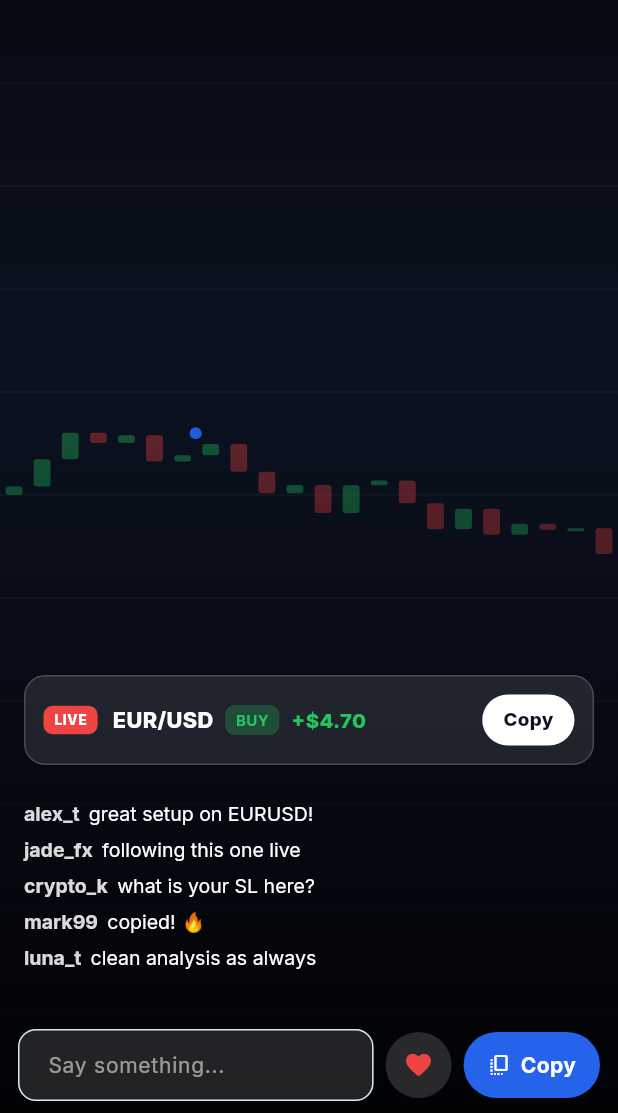
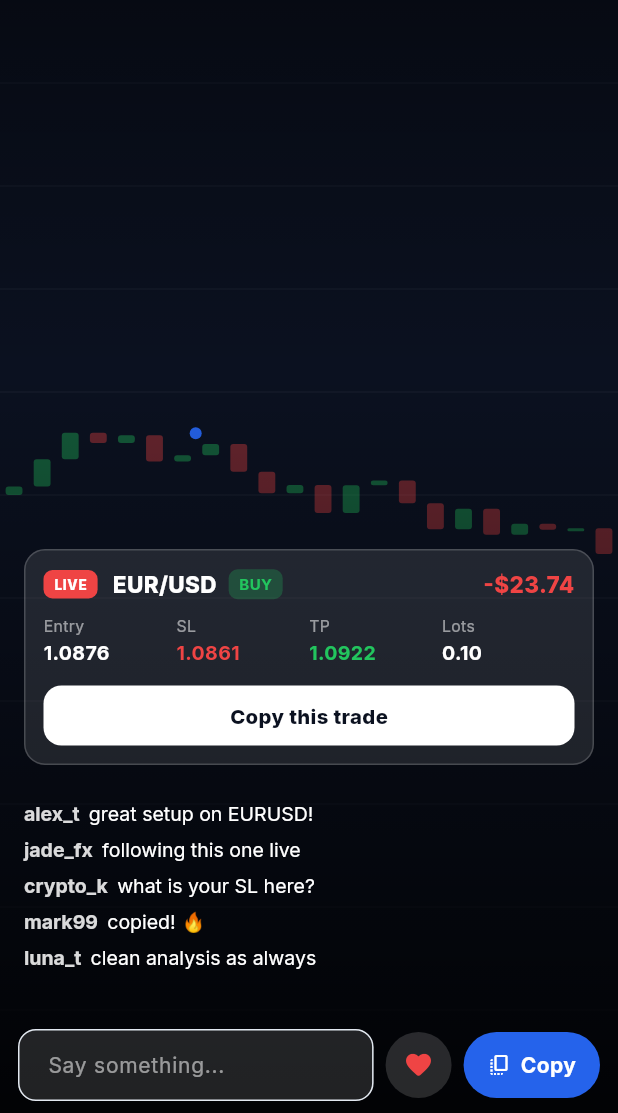
Before and after one commit to shazerlone/tv_license_app, a Flutter app: the LiveStreamScreen screen opened directly with sample values from the repository, on a phone screen of 412 x 824 dp, the part 123-1236 px from its top. Run offline on Flutter 3.47's test engine with Material 3 defaults, Android fonts, the phone set to English and light mode, and no system bars; our stand-ins replace camera, google_fonts; missing offline and left inert: dart:html; accounts and stored records are empty.

Commit message:
feat: professional home, funnel completion, chat fix
- Home: removed 'Hi/Welcome back' greetings; cleaner app bar (search/insights +
  notifications with unread dot); tighter, more professional layout
- Live viewer overlay now shows full trade: entry, SL, TP, lots + floating P/L,
  PENDING state, prominent 'Copy this trade' (completes trader->viewer funnel)
- Go Live chat is bottom-anchored and height-capped (<=26% screen) so it no
  longer covers the camera

Co-Authored-By: Claude Opus 4.8 <noreply@anthropic.com>
Claude-Session: https://claude.ai/code/session_01KSLhgA3su6KMHBKNL29uhB

```diff
--- a/lib/screens/live_stream_screen.dart
+++ b/lib/screens/live_stream_screen.dart
@@ -5,6 +5,7 @@ import 'package:google_fonts/google_fonts.dart';
 import '../theme/app_theme.dart';
 import '../models/trader.dart';
 import '../models/trade.dart';
+import '../models/copy_models.dart';
 import '../state/app_state.dart';
 import '../widgets/verified_badge.dart';
 import '../widgets/add_account_sheet.dart';
@@ -83,12 +84,22 @@ class _LiveStreamScreenState extends State<LiveStreamScreen> with SingleTickerPr
     final store = AppStateScope.of(context);
     final subscribed = store.isSubscribed(trader.id);
     // Prefer the broadcaster's live-placed trades; fall back to an open mock trade.
-    final overlay = store.liveTrades.isNotEmpty
-        ? store.liveTrades.map((t) => (t.symbol, t.isBuy, store.livePnl(t))).toList()
+    final List<LiveTrade> overlay = store.liveTrades.isNotEmpty
+        ? store.liveTrades
         : [
             () {
               final m = mockTrades.firstWhere((t) => t.traderId == trader.id && t.status == TradeStatus.open, orElse: () => mockTrades.first);
-              return (m.pair, m.direction == TradeDirection.buy, m.pnlPercent * 10.0);
+              return LiveTrade(
+                id: 'mock_${m.id}',
+                symbol: m.pair,
+                isBuy: m.direction == TradeDirection.buy,
+                orderType: LiveOrderType.market,
+                entryPrice: m.entryPrice,
+                lots: 0.10,
+                sl: m.stopLoss,
+                tp: m.takeProfit,
+                openedAt: m.openedAt,
+              );
             }()
           ];
 
@@ -186,14 +197,13 @@ class _LiveStreamScreenState extends State<LiveStreamScreen> with SingleTickerPr
                   ),
                 ),
                 const Spacer(),
-                // Live trade overlay(s)
-                ...overlay.map((o) => Padding(
+                // Live trade overlay(s) — full detail: entry, SL, TP, floating P/L
+                ...overlay.map((t) => Padding(
                       padding: const EdgeInsets.fromLTRB(16, 0, 16, 8),
                       child: _LiveTradeCard(
-                        pair: o.$1,
-                        isBuy: o.$2,
-                        pnl: o.$3,
-                        onCopy: () => _copyFromLive(context, store, trader, o.$1, o.$2),
+                        trade: t,
+                        pnl: store.livePnl(t),
+                        onCopy: () => _copyFromLive(context, store, trader, t.symbol, t.isBuy),
                       ),
                     )),
                 const SizedBox(height: 12),
@@ -278,14 +288,22 @@ class _LiveStreamScreenState extends State<LiveStreamScreen> with SingleTickerPr
 }
 
 class _LiveTradeCard extends StatelessWidget {
-  final String pair;
-  final bool isBuy;
+  final LiveTrade trade;
   final double pnl;
   final VoidCallback onCopy;
-  const _LiveTradeCard({required this.pair, required this.isBuy, required this.pnl, required this.onCopy});
+  const _LiveTradeCard({required this.trade, required this.pnl, required this.onCopy});
+
+  String _p(double? v) {
+    if (v == null) return '—';
+    if (v >= 1000) return v.toStringAsFixed(2);
+    if (v >= 100) return v.toStringAsFixed(3);
+    return v.toStringAsFixed(4);
+  }
 
   @override
   Widget build(BuildContext context) {
+    final isBuy = trade.isBuy;
+    final pending = trade.isPending;
     final profit = pnl >= 0;
     return Container(
       padding: const EdgeInsets.all(12),
@@ -294,32 +312,64 @@ class _LiveTradeCard extends StatelessWidget {
         borderRadius: BorderRadius.circular(14),
         border: Border.all(color: Colors.white.withOpacity(0.18)),
       ),
-      child: Row(
+      child: Column(
+        crossAxisAlignment: CrossAxisAlignment.start,
+        children: [
+          Row(
             children: [
               Container(
                 padding: const EdgeInsets.symmetric(horizontal: 7, vertical: 3),
-            decoration: BoxDecoration(color: AppColors.red, borderRadius: BorderRadius.circular(6)),
-            child: Text('LIVE', style: GoogleFonts.inter(fontSize: 9, fontWeight: FontWeight.w800, color: Colors.white, letterSpacing: 0.5)),
+                decoration: BoxDecoration(color: pending ? AppColors.primary : AppColors.red, borderRadius: BorderRadius.circular(6)),
+                child: Text(pending ? 'PENDING' : 'LIVE', style: GoogleFonts.inter(fontSize: 9, fontWeight: FontWeight.w800, color: Colors.white, letterSpacing: 0.5)),
               ),
               const SizedBox(width: 10),
-          Text(pair, style: GoogleFonts.inter(fontSize: 14.5, fontWeight: FontWeight.w800, color: Colors.white)),
+              Text(trade.symbol, style: GoogleFonts.inter(fontSize: 15, fontWeight: FontWeight.w800, color: Colors.white)),
               const SizedBox(width: 8),
               Container(
                 padding: const EdgeInsets.symmetric(horizontal: 7, vertical: 3),
                 decoration: BoxDecoration(color: (isBuy ? AppColors.green : AppColors.red).withOpacity(0.25), borderRadius: BorderRadius.circular(6)),
                 child: Text(isBuy ? 'BUY' : 'SELL', style: GoogleFonts.inter(fontSize: 10, fontWeight: FontWeight.w700, color: isBuy ? AppColors.green : AppColors.red)),
               ),
-          const SizedBox(width: 8),
-          Text('${profit ? '+' : '-'}\$${pnl.abs().toStringAsFixed(2)}', style: GoogleFonts.inter(fontSize: 13.5, fontWeight: FontWeight.w800, color: profit ? AppColors.green : AppColors.red)),
               const Spacer(),
-          GestureDetector(
+              if (!pending)
+                Text('${profit ? '+' : '-'}\$${pnl.abs().toStringAsFixed(2)}', style: GoogleFonts.inter(fontSize: 15, fontWeight: FontWeight.w800, color: profit ? AppColors.green : AppColors.red)),
+            ],
+          ),
+          const SizedBox(height: 10),
+          Row(
+            children: [
+              _leg('Entry', _p(trade.entryPrice), Colors.white),
+              _leg('SL', _p(trade.sl), AppColors.red),
+              _leg('TP', _p(trade.tp), AppColors.green),
+              _leg('Lots', trade.lots.toStringAsFixed(2), Colors.white),
+            ],
+          ),
+          const SizedBox(height: 12),
+          SizedBox(
+            width: double.infinity,
+            child: GestureDetector(
               onTap: onCopy,
               child: Container(
-              padding: const EdgeInsets.symmetric(horizontal: 14, vertical: 8),
-              decoration: BoxDecoration(color: Colors.white, borderRadius: BorderRadius.circular(20)),
-              child: Text('Copy', style: GoogleFonts.inter(fontSize: 12.5, fontWeight: FontWeight.w800, color: const Color(0xFF0B1120))),
+                height: 40,
+                alignment: Alignment.center,
+                decoration: BoxDecoration(color: Colors.white, borderRadius: BorderRadius.circular(12)),
+                child: Text('Copy this trade', style: GoogleFonts.inter(fontSize: 13.5, fontWeight: FontWeight.w800, color: const Color(0xFF0B1120))),
               ),
             ),
+          ),
+        ],
+      ),
+    );
+  }
+
+  Widget _leg(String label, String value, Color color) {
+    return Expanded(
+      child: Column(
+        crossAxisAlignment: CrossAxisAlignment.start,
+        children: [
+          Text(label, style: GoogleFonts.inter(fontSize: 10.5, color: Colors.white54)),
+          const SizedBox(height: 1),
+          Text(value, style: GoogleFonts.inter(fontSize: 13, fontWeight: FontWeight.w700, color: color)),
         ],
       ),
     );
```
Also changed, not shown: lib/screens/go_live_screen.dart (+6 -5 lines), lib/screens/home_screen.dart (+41 -35 lines). Lines whose indentation alone changed are shown as unchanged.
